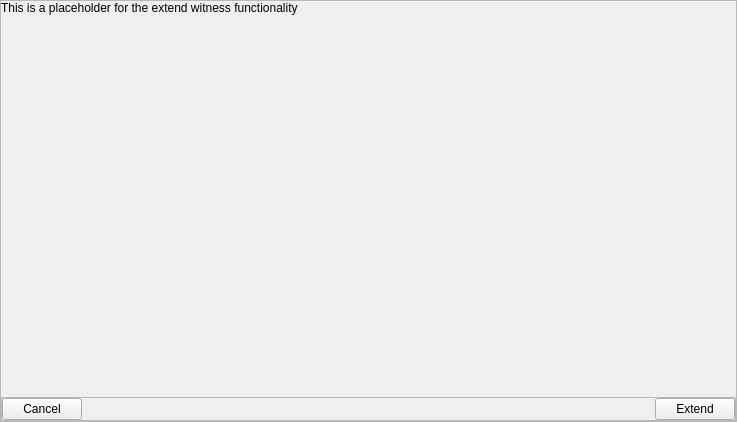
Above: src/qt/_Gulden/forms/extendwitnessdialog.ui from frozenflux3/munt-official before the change. Below: the same form after it.
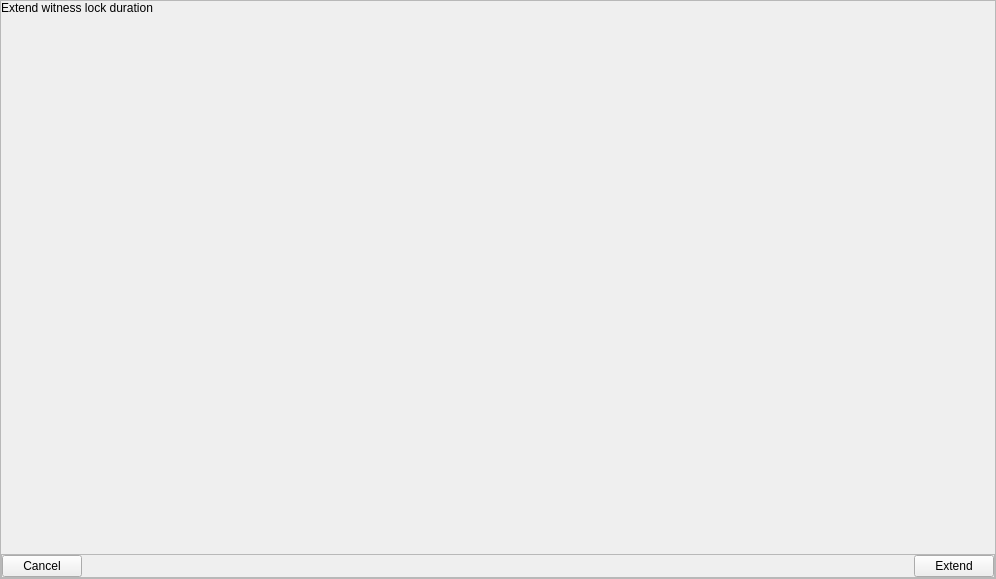
That is the form after the change. Custom widgets are drawn as their Qt base class.

Commit message: Apply account selection widget in witness dialog & extend witness

The edit to the form file:
```diff
--- a/src/qt/_Gulden/forms/extendwitnessdialog.ui
+++ b/src/qt/_Gulden/forms/extendwitnessdialog.ui
@@ -6,8 +6,8 @@
    <rect>
     <x>0</x>
     <y>0</y>
-    <width>737</width>
-    <height>422</height>
+    <width>996</width>
+    <height>579</height>
    </rect>
   </property>
   <property name="sizePolicy">
@@ -73,7 +73,7 @@
         <item>
          <widget class="QLabel" name="description">
           <property name="text">
-           <string>This is a placeholder for the extend witness functionality</string>
+           <string>Extend witness lock duration</string>
           </property>
           <property name="wordWrap">
            <bool>true</bool>
@@ -83,6 +83,22 @@
           </property>
          </widget>
         </item>
+        <item>
+         <widget class="AccountSelectionWidget" name="fundingSelection" native="true">
+          <property name="sizePolicy">
+           <sizepolicy hsizetype="Expanding" vsizetype="Expanding">
+            <horstretch>0</horstretch>
+            <verstretch>0</verstretch>
+           </sizepolicy>
+          </property>
+          <property name="minimumSize">
+           <size>
+            <width>0</width>
+            <height>120</height>
+           </size>
+          </property>
+         </widget>
+        </item>
         <item>
          <spacer name="verticalSpacer">
           <property name="orientation">
@@ -163,6 +179,14 @@
    </item>
   </layout>
  </widget>
+ <customwidgets>
+  <customwidget>
+   <class>AccountSelectionWidget</class>
+   <extends>QWidget</extends>
+   <header location="global">qt/_Gulden/accountselectionwidget.h</header>
+   <container>1</container>
+  </customwidget>
+ </customwidgets>
  <resources/>
  <connections/>
 </ui>
```
Left out of the diff: 2 changed lines with no effect on the pictures. The commit also changes 6 other files.
